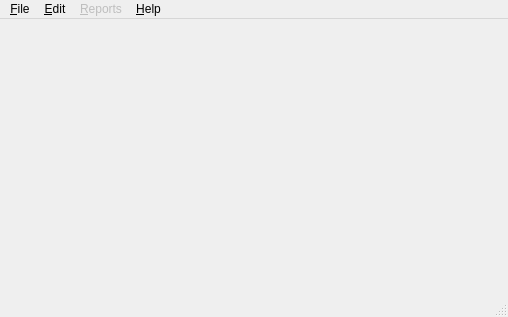
First picture: the form in trunk/mainwindow.ui, repository digitalsleuth/fred, before the edit.
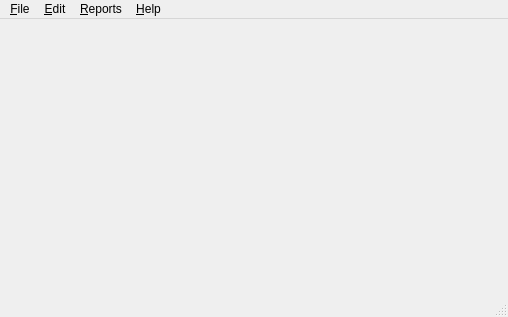
Second picture: the form after the edit. Icons and pictures are not drawn.

```diff
--- a/trunk/mainwindow.ui
+++ b/trunk/mainwindow.ui
@@ -36,7 +36,7 @@
      <x>0</x>
      <y>0</y>
      <width>508</width>
-     <height>29</height>
+     <height>27</height>
     </rect>
    </property>
    <widget class="QMenu" name="MenuFile">
@@ -58,7 +58,7 @@
    </widget>
    <widget class="QMenu" name="MenuReports">
     <property name="enabled">
-     <bool>false</bool>
+     <bool>true</bool>
     </property>
     <property name="title">
      <string>&amp;Reports</string>
```
Left out of the diff: 23 changed lines with no effect on the pictures.
